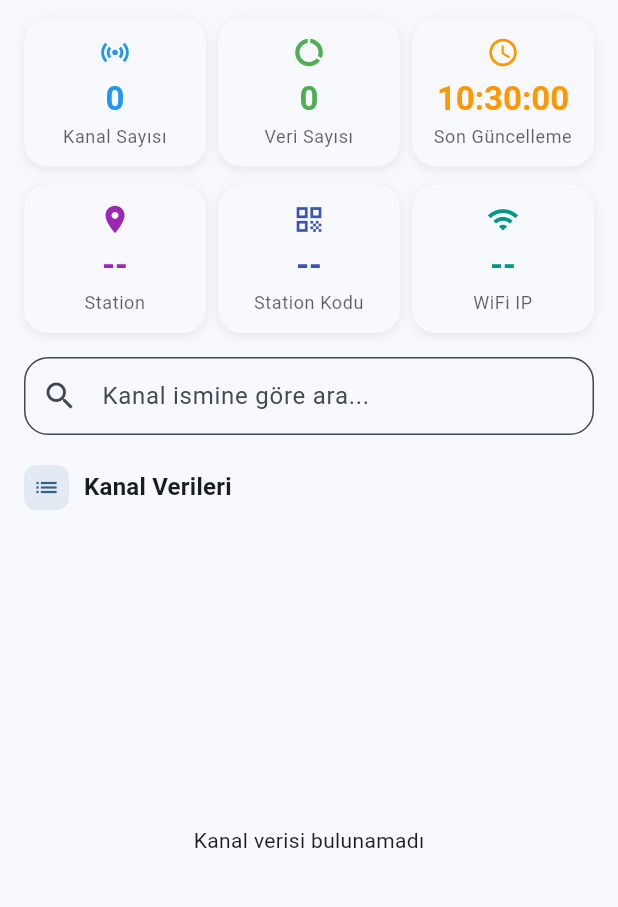
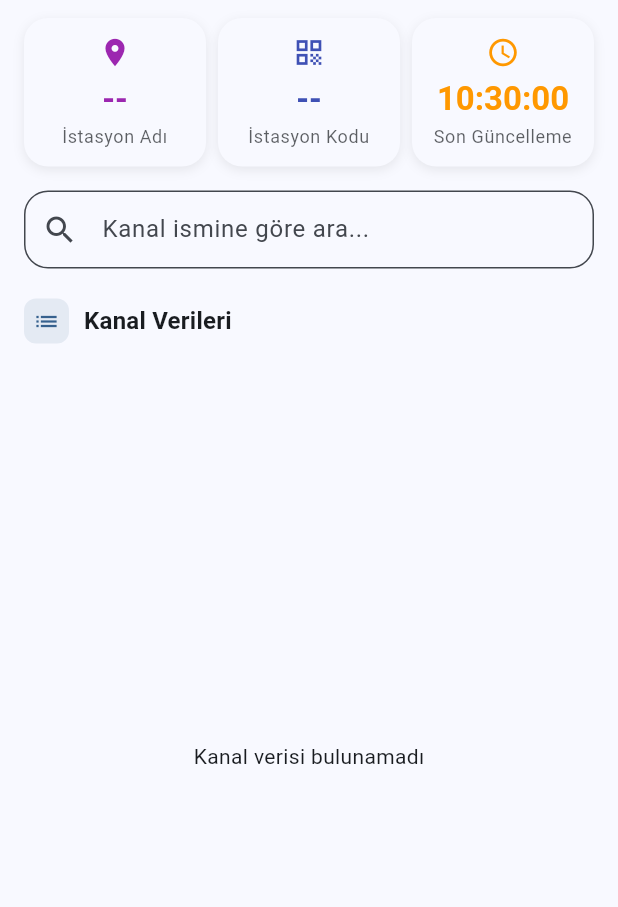
Before and after one commit to yakupacarofficial/hidrologger, a Flutter app: the DashboardScreen screen opened directly with empty values, on a phone screen of 412 x 824 dp, the part 84-991 px from its top. Run offline on Flutter 3.47's test engine with Material 3 defaults, Android fonts, the phone set to English and light mode, and no system bars; our stand-ins replace flutter_colorpicker; network calls fail.

Commit message:
Dashboard responsive değişiklikleri geri alındı - orijinal tasarıma dönüldü

```diff
--- a/lib/screens/dashboard_screen.dart
+++ b/lib/screens/dashboard_screen.dart
@@ -31,10 +31,9 @@ class _DashboardScreenState extends State<DashboardScreen> {
   String _searchQuery = '';
   final TextEditingController _searchController = TextEditingController();
 
-  // Station ve WiFi bilgileri
+  // Station bilgileri
   final StationService _stationService = StationService();
   Map<String, dynamic>? _stationInfo;
-  String? _wifiIPAddress;
 
 
 
@@ -42,7 +41,7 @@ class _DashboardScreenState extends State<DashboardScreen> {
   void initState() {
     super.initState();
     _listenToData();
-    _loadStationAndWiFiInfo();
+    _loadStationInfo();
   }
 
   void _listenToData() {
@@ -85,16 +84,14 @@ class _DashboardScreenState extends State<DashboardScreen> {
     );
   }
 
-  void _loadStationAndWiFiInfo() async {
+  void _loadStationInfo() async {
     try {
       // Önce RESTful API'den station bilgilerini yüklemeyi dene
       final apiStationInfo = await widget.restfulService.fetchStationById(1);
-      final wifiIP = await _stationService.getWiFiIPAddress();
 
       if (mounted) {
         setState(() {
           _stationInfo = apiStationInfo;
-          _wifiIPAddress = wifiIP;
         });
 
         // API'den veri gelmezse local dosyadan yükle
@@ -108,16 +105,14 @@ class _DashboardScreenState extends State<DashboardScreen> {
         }
       }
     } catch (e) {
-      print('Station ve WiFi bilgileri yüklenemedi: $e');
+      print('Station bilgileri yüklenemedi: $e');
       // API başarısız olursa local dosyadan yükle
       try {
         final localStationInfo = await _stationService.getStationInfo();
-        final wifiIP = await _stationService.getWiFiIPAddress();
 
         if (mounted) {
           setState(() {
             _stationInfo = localStationInfo;
-            _wifiIPAddress = wifiIP;
           });
         }
       } catch (localError) {
@@ -473,26 +468,26 @@ class _DashboardScreenState extends State<DashboardScreen> {
       ),
       body: Column(
         children: [
-          // Üst Bilgi Kartları
+          // İstasyon Bilgi Kartları
           Container(
             padding: const EdgeInsets.fromLTRB(16, 12, 16, 8),
             child: Row(
               children: [
                 Expanded(
                   child: InfoCard(
-                    title: 'Kanal Sayısı',
-                    value: '${_currentData?.channelCount ?? 0}',
-                    icon: Icons.sensors,
-                    color: Colors.blue,
+                    title: 'İstasyon Adı',
+                    value: _stationInfo?['name'] ?? '--',
+                    icon: Icons.location_on,
+                    color: Colors.purple,
                   ),
                 ),
                 const SizedBox(width: 8),
                 Expanded(
                   child: InfoCard(
-                    title: 'Veri Sayısı',
-                    value: '${_currentData?.dataCount ?? 0}',
-                    icon: Icons.data_usage,
-                    color: Colors.green,
+                    title: 'İstasyon Kodu',
+                    value: _stationInfo?['code'] ?? '--',
+                    icon: Icons.qr_code,
+                    color: Colors.indigo,
                   ),
                 ),
                 const SizedBox(width: 8),
@@ -504,41 +499,6 @@ class _DashboardScreenState extends State<DashboardScreen> {
                         : '--',
                     icon: Icons.access_time,
                     color: Colors.orange,
-                  ),
-                ),
-              ],
-            ),
-          ),
-
-          // İstasyon Bilgi Kartları
-          Container(
-            padding: const EdgeInsets.fromLTRB(16, 4, 16, 8),
-            child: Row(
-              children: [
-                Expanded(
-                  child: InfoCard(
-                    title: 'Station',
-                    value: _stationInfo?['name'] ?? '--',
-                    icon: Icons.location_on,
-                    color: Colors.purple,
-                  ),
-                ),
-                const SizedBox(width: 8),
-                Expanded(
-                  child: InfoCard(
-                    title: 'Station Kodu',
-                    value: _stationInfo?['code'] ?? '--',
-                    icon: Icons.qr_code,
-                    color: Colors.indigo,
-                  ),
-                ),
-                const SizedBox(width: 8),
-                Expanded(
-                  child: InfoCard(
-                    title: 'WiFi IP',
-                    value: _wifiIPAddress ?? '--',
-                    icon: Icons.wifi,
-                    color: Colors.teal,
                   ),
                 ),
               ],
```
